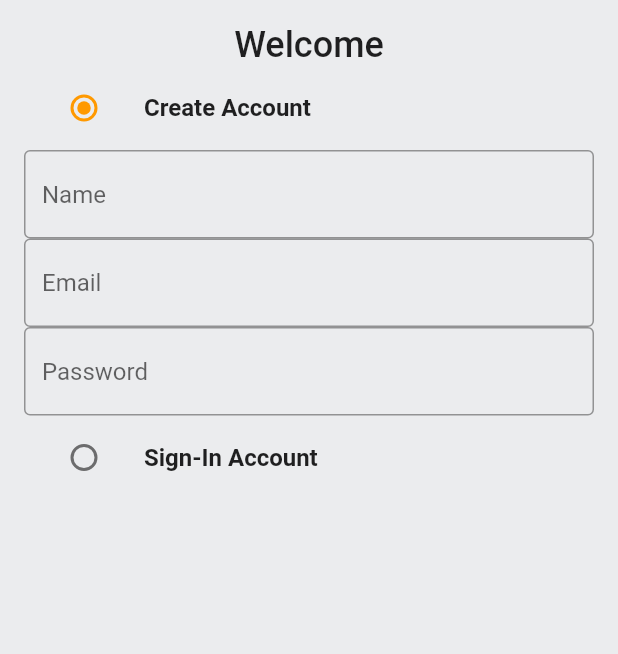
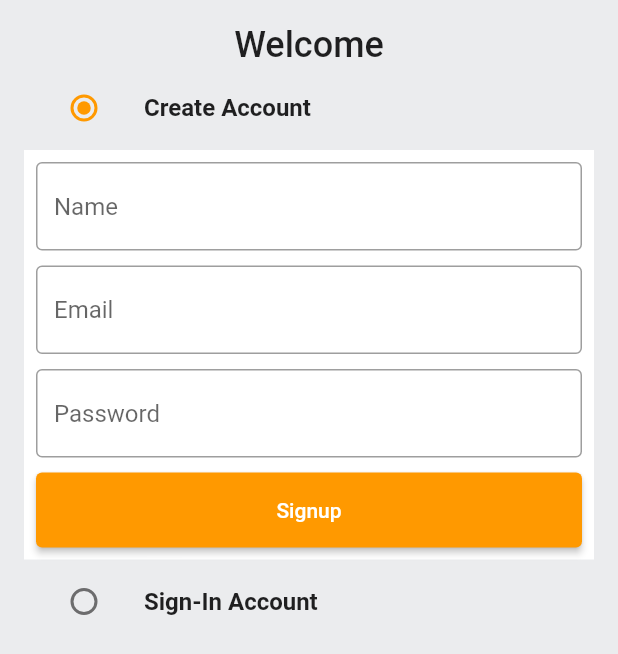
Before and after one commit to srivnaman/Flutter-App, a Flutter app: the screen it shows after launch, on a phone screen of 412 x 824 dp. Shown: the top 654 px of the screen. Run offline on Flutter 3.47's test engine with Material 2 defaults, Android fonts, the phone set to English and light mode, and no system bars.

Commit message:
added buttons

```diff
--- /dev/null
+++ b/practice_app/lib/common/widgets/custom_button.dart
@@ -0,0 +1,16 @@
+import 'package:flutter/material.dart';
+class CustomButton extends StatelessWidget {
+  final String text;
+  final VoidCallback onClick;
+  const CustomButton({super.key, required this.text, required this.onClick});
+
+  @override
+  Widget build(BuildContext context) {
+    return ElevatedButton(
+      child: Text(text,),
+      onPressed: onClick,
+      style: ElevatedButton.styleFrom(
+        minimumSize: const Size(double.infinity, 50),
+      ),);
+  }
+}
--- a/practice_app/lib/features/auth/screens/auth_screen.dart
+++ b/practice_app/lib/features/auth/screens/auth_screen.dart
@@ -1,4 +1,5 @@
 import 'package:flutter/material.dart';
+import 'package:practice_app/common/widgets/custom_button.dart';
 import 'package:practice_app/common/widgets/custom_text_field.dart';
 import 'package:practice_app/constants/global_variables.dart';
 
@@ -24,14 +25,13 @@ class _AuthScreenState extends State<AuthScreen> {
   final TextEditingController _nameController = TextEditingController();
 
   @override
-void dispose() {
+  void dispose() {
     // TODO: implement dispose
     super.dispose();
     _emailController.dispose();
     _nameController.dispose();
     _passwordController.dispose();
   }
-
 
   @override
   Widget build(BuildContext context) {
@@ -65,13 +65,34 @@ void dispose() {
               ),
             ),
             if (_auth == Auth.signup)
-              Form(
-                  key: _signUpFormKey,
-                  child: Column(
-                    children: [CustomTextField(controller: _nameController,hintText: "Name",),
-                      CustomTextField(controller: _emailController,hintText: "Email",),
-                    CustomTextField(controller: _passwordController,hintText: "Password",)],
-                  )),
+              Container(
+                padding: const EdgeInsets.all(8),
+                color: GlobalVariables.backgroundColor,
+                child: Form(
+                    key: _signUpFormKey,
+                    child: Column(
+                      children: [
+                        CustomTextField(
+                          controller: _nameController,
+                          hintText: "Name",
+                        ),
+                        const SizedBox(height: 10,),
+                        CustomTextField(
+                          controller: _emailController,
+                          hintText: "Email",
+                        ),
+                        const SizedBox(height: 10,),
+                        CustomTextField(
+                          controller: _passwordController,
+                          hintText: "Password",
+                        ),
+                        const SizedBox(height: 10,),
+                        CustomButton(text: "Signup", onClick:() {
+
+                        })
+                      ],
+                    )),
+              ),
 
             ListTile(
               title: const Text(
```
